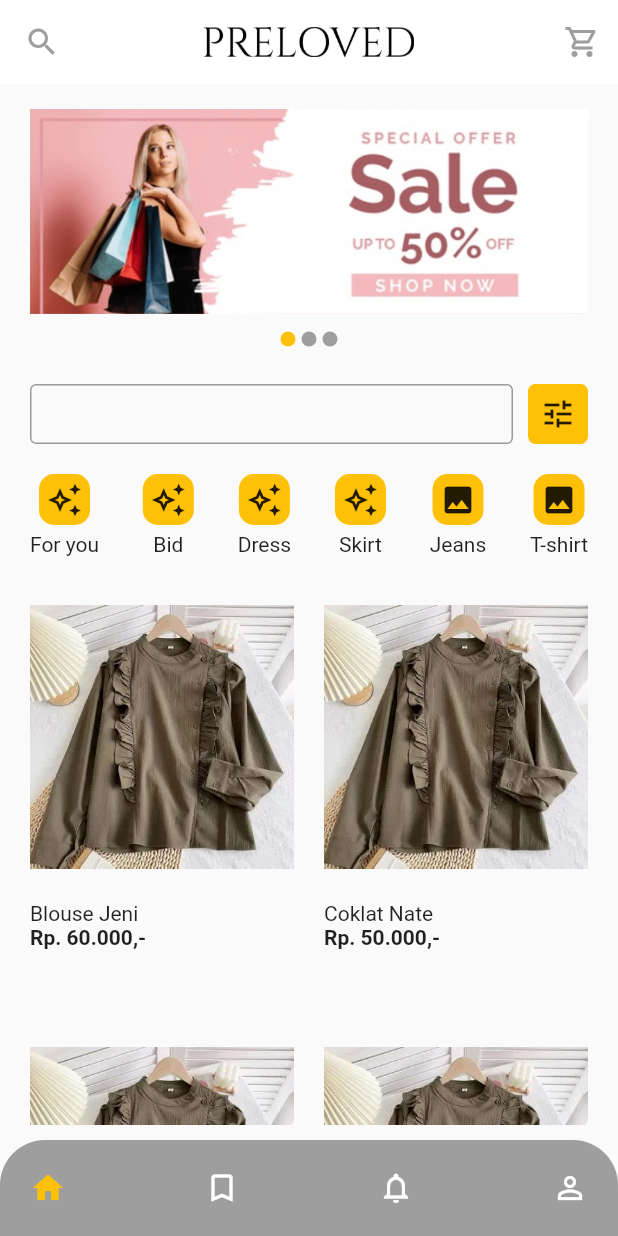
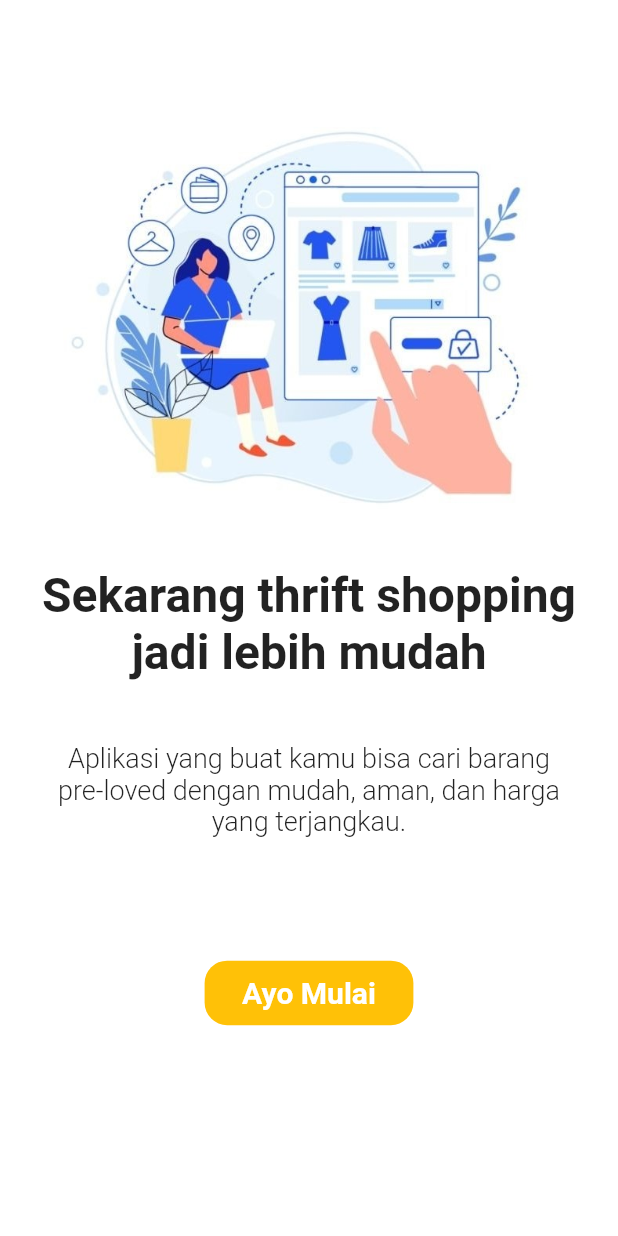
Before and after one commit to WahyuBarkaS/Preloved-PAPB, a Flutter app: the screen it shows after launch, on a phone screen of 412 x 824 dp. Run offline on Flutter 3.47's test engine with Material 2 defaults, Android fonts, the phone set to English and light mode, and no system bars; our stand-ins replace get; Roboto replaces fonts that are missing (poppins).

Commit message:
menambahkan landing page, register page, dan login page + sudah responsif

```diff
--- a/Belajar Flutter/flutter_application_1/lib/main.dart
+++ b/Belajar Flutter/flutter_application_1/lib/main.dart
@@ -1,5 +1,5 @@
 import 'package:flutter/material.dart';
-import 'package:flutter_application_1/pages/tabs/tab_decider.dart';
+import 'package:flutter_application_1/pages/landing_page/landing_page.dart';
 import 'package:get/get.dart';
 import 'package:get/get_navigation/src/root/get_material_app.dart';
 
@@ -17,7 +17,7 @@ class MyApp extends StatelessWidget {
       theme: ThemeData(
         primaryColor: Colors.white,
       ),
-      home: const TabDecider(),
+      home: const LandingPage(),
     );
   }
 }
--- /dev/null
+++ b/Belajar Flutter/flutter_application_1/lib/pages/landing_page/landing_page.dart
@@ -0,0 +1,83 @@
+import 'package:flutter/material.dart';
+import 'package:flutter_application_1/pages/register_page/register_page.dart';
+import 'package:get/get.dart';
+
+class LandingPage extends StatefulWidget {
+  const LandingPage({Key? key}) : super(key: key);
+
+  @override
+  State<LandingPage> createState() => _LandingPageState();
+}
+
+class _LandingPageState extends State<LandingPage> {
+  @override
+  Widget build(BuildContext context) {
+    return Scaffold(
+      backgroundColor: Colors.white,
+      body: SafeArea(
+        child: Container(
+          padding: EdgeInsets.symmetric(horizontal: 20, vertical: 10),
+          child: Column(
+            children: [
+              SizedBox(
+                height: MediaQuery.of(context).size.height * 0.06,
+              ),
+              Image.asset(
+                'assets/ilustrasi1.jpg',
+                height: MediaQuery.of(context).size.height * 0.35,
+              ),
+              SizedBox(
+                height: 30,
+              ),
+              Text(
+                'Sekarang thrift shopping jadi lebih mudah',
+                textAlign: TextAlign.center,
+                style: TextStyle(
+                  fontSize: 32,
+                  fontWeight: FontWeight.w700,
+                ),
+              ),
+              SizedBox(
+                height: MediaQuery.of(context).size.height * 0.05,
+              ),
+              Text(
+                'Aplikasi yang buat kamu bisa cari barang \npre-loved dengan mudah, aman, dan harga yang terjangkau.',
+                textAlign: TextAlign.center,
+                style: TextStyle(
+                  fontSize: 18,
+                  fontWeight: FontWeight.w300,
+                ),
+              ),
+              SizedBox(
+                height: MediaQuery.of(context).size.height * 0.1,
+              ),
+              GestureDetector(
+                onTap: () => Get.off(RegisterPage()),
+                child: Container(
+                  padding: EdgeInsets.symmetric(horizontal: 25, vertical: 10),
+                  decoration: BoxDecoration(
+                    color: Colors.amber,
+                    borderRadius: BorderRadius.circular(15),
+                  ),
+                  child: Column(
+                    children: [
+                      Text(
+                        'Ayo Mulai',
+                        style: TextStyle(
+                          fontFamily: 'poppins',
+                          color: Colors.white,
+                          fontSize: 20,
+                          fontWeight: FontWeight.w700,
+                        ),
+                      )
+                    ],
+                  ),
+                ),
+              )
+            ],
+          ),
+        ),
+      ),
+    );
+  }
+}
--- a/Belajar Flutter/flutter_application_1/lib/pages/tabs/home/home_page.dart
+++ b/Belajar Flutter/flutter_application_1/lib/pages/tabs/home/home_page.dart
@@ -55,6 +55,12 @@ class _HomePageState extends State<HomePage> {
       'title': 'Daleman Fitri',
       'harga': 'Rp. 500.000,-',
       'category': 'Daleman'
+    },
+    {
+      'image': '',
+      'title': 'Kaos Reyhan',
+      'harga': 'Rp. 500.000,-',
+      'category': 'Kaos'
     }
   ];
 
@@ -97,7 +103,7 @@ class _HomePageState extends State<HomePage> {
         backgroundColor: Colors.white,
         title: Image.asset(
           'assets/logo.png',
-          height: 20,
+          height: MediaQuery.of(context).size.height * 0.02,
         ),
         actions: [
           IconButton(
@@ -115,7 +121,8 @@ class _HomePageState extends State<HomePage> {
           child: ListView(
             children: [
               SizedBox(
-                height: 150,
+                //height: 150,
+                height: MediaQuery.of(context).size.height * 0.2,
                 child: PageView.builder(
                     onPageChanged: (value) {
                       setState(() {
@@ -130,7 +137,7 @@ class _HomePageState extends State<HomePage> {
                     }),
               ),
               SizedBox(
-                height: 20,
+                height: MediaQuery.of(context).size.height * 0.05,
                 child: Center(
                   child: ListView.builder(
                     shrinkWrap: true,
@@ -152,13 +159,13 @@ class _HomePageState extends State<HomePage> {
                 ),
               ),
               SizedBox(
-                height: 20,
+                height: MediaQuery.of(context).size.height * 0.03,
               ),
               Row(
                 children: [
                   Expanded(
                     child: SizedBox(
-                      height: 40,
+                      height: MediaQuery.of(context).size.height * 0.05,
                       child: TextField(
                         decoration: InputDecoration(
                           border: OutlineInputBorder(),
@@ -167,11 +174,13 @@ class _HomePageState extends State<HomePage> {
                     ),
                   ),
                   SizedBox(
-                    width: 10,
+                    height: MediaQuery.of(context).size.height * 0.02,
                   ),
                   Container(
-                    height: 40,
-                    width: 40,
+                    //height: 40,
+                    height: MediaQuery.of(context).size.height * 0.05,
+                    //width: 40,
+                    width: MediaQuery.of(context).size.height * 0.05,
                     decoration: BoxDecoration(
                         color: Colors.amber,
                         borderRadius: BorderRadius.circular(5)),
@@ -180,7 +189,8 @@ class _HomePageState extends State<HomePage> {
                 ],
               ),
               SizedBox(
-                height: 20,
+                //height: 20,
+                height: MediaQuery.of(context).size.height * 0.03,
               ),
               Container(
                 child: Row(
@@ -190,7 +200,12 @@ class _HomePageState extends State<HomePage> {
                       child: Column(
                         children: [
                           CategoryButton(
-                            icon: Icon(Icons.auto_awesome_outlined),
+                            selected: categorySelected == '' ? true : false,
+                            image: Image.asset(
+                              'assets/star.png',
+                              //height: 25,
+                              height: MediaQuery.of(context).size.height * 0.03,
+                            ),
                             onPressed: () {
                               setState(() {
                                 categorySelected = '';
@@ -199,7 +214,8 @@ class _HomePageState extends State<HomePage> {
                             },
                           ),
                           SizedBox(
-                            height: 5,
+                            //height: 5,
+                            height: MediaQuery.of(context).size.height * 0.01,
                           ),
                           Text('For you')
                         ],
@@ -209,7 +225,13 @@ class _HomePageState extends State<HomePage> {
                       child: Column(
                         children: [
                           CategoryButton(
-                            icon: Icon(Icons.auto_awesome_outlined),
+                            selected:
+                                categorySelected == 'Blouse' ? true : false,
+                            image: Image.asset(
+                              'assets/bid.png',
+                              //height: 25,
+                              height: MediaQuery.of(context).size.height * 0.03,
+                            ),
                             onPressed: () {
                               setState(() {
                                 categorySelected = 'Blouse';
@@ -218,7 +240,8 @@ class _HomePageState extends State<HomePage> {
                             },
                           ),
                           SizedBox(
-                            height: 5,
+                            //height: 5,
+                            height: MediaQuery.of(context).size.height * 0.01,
                           ),
                           Text('Bid')
                         ],
@@ -228,7 +251,13 @@ class _HomePageState extends State<HomePage> {
                       child: Column(
                         children: [
                           CategoryButton(
-                            icon: Icon(Icons.auto_awesome_outlined),
+                            selected:
+                                categorySelected == 'Coklat' ? true : false,
+                            image: Image.asset(
+                              'assets/dress.png',
+                              //height: 25,
+                              height: MediaQuery.of(context).size.height * 0.03,
+                            ),
                             onPressed: () {
                               setState(() {
                                 categorySelected = 'Coklat';
@@ -237,7 +266,8 @@ class _HomePageState extends State<HomePage> {
                             },
                           ),
                           SizedBox(
-                            height: 5,
+                            //height: 5,
+                            height: MediaQuery.of(context).size.height * 0.01,
                           ),
                           Text('Dress')
                         ],
@@ -247,7 +277,13 @@ class _HomePageState extends State<HomePage> {
                       child: Column(
                         children: [
                           CategoryButton(
-                            icon: Icon(Icons.auto_awesome_outlined),
+                            selected:
+                                categorySelected == 'Jeruk' ? true : false,
+                            image: Image.asset(
+                              'assets/skirt.png',
+                              //height: 25,
+                              height: MediaQuery.of(context).size.height * 0.03,
+                            ),
                             onPressed: () {
                               setState(() {
                                 categorySelected = 'Jeruk';
@@ -256,7 +292,8 @@ class _HomePageState extends State<HomePage> {
                             },
                           ),
                           SizedBox(
-                            height: 5,
+                            //height: 5,
+                            height: MediaQuery.of(context).size.height * 0.01,
                           ),
                           Text('Skirt')
                         ],
@@ -266,7 +303,13 @@ class _HomePageState extends State<HomePage> {
                       child: Column(
                         children: [
                           CategoryButton(
-                            icon: Icon(Icons.photo),
+                            selected:
+                                categorySelected == 'Daleman' ? true : false,
+                            image: Image.asset(
+                              'assets/jeans.png',
+                              //height: 25,
+                              height: MediaQuery.of(context).size.height * 0.03,
+                            ),
                             onPressed: () {
                               setState(() {
                                 categorySelected = 'Daleman';
@@ -275,7 +318,8 @@ class _HomePageState extends State<HomePage> {
                             },
                           ),
                           SizedBox(
-                            height: 5,
+                            //height: 5,
+                            height: MediaQuery.of(context).size.height * 0.01,
                           ),
                           Text('Jeans')
                         ],
@@ -285,16 +329,22 @@ class _HomePageState extends State<HomePage> {
                       child: Column(
                         children: [
                           CategoryButton(
-                            icon: Icon(Icons.photo),
+                            selected: categorySelected == 'Kaos' ? true : false,
+                            image: Image.asset(
+                              'assets/tshirt.png',
+                              //height: 25,
+                              height: MediaQuery.of(context).size.height * 0.03,
+                            ),
                             onPressed: () {
                               setState(() {
-                                categorySelected = 'Daleman';
+                                categorySelected = 'Kaos';
                                 categorySelector();
                               });
                             },
                           ),
                           SizedBox(
-                            height: 5,
+                            //height: 5,
+                            height: MediaQuery.of(context).size.height * 0.01,
                           ),
                           Text('T-shirt')
                         ],
@@ -304,15 +354,16 @@ class _HomePageState extends State<HomePage> {
                 ),
               ),
               SizedBox(
-                height: 20,
+                //height: 20,
+                height: MediaQuery.of(context).size.height * 0.03,
               ),
               GridView.builder(
                   physics: NeverScrollableScrollPhysics(),
                   shrinkWrap: true,
                   gridDelegate: const SliverGridDelegateWithMaxCrossAxisExtent(
                       maxCrossAxisExtent: 200,
-                      childAspectRatio: 3.2 / 5,
-                      crossAxisSpacing: 20,
+                      childAspectRatio: 4 / 5,
+                      crossAxisSpacing: 30,
                       mainAxisSpacing: 20),
                   itemCount: dataCategory.length,
                   itemBuilder: (BuildContext ctx, index) {
@@ -322,14 +373,16 @@ class _HomePageState extends State<HomePage> {
                         children: [
                           Container(
                             //Ganti jadi Gambar
-                            height: 200,
+                            //height: 200,
+                            height: MediaQuery.of(context).size.height * 0.2,
                             decoration: BoxDecoration(
                                 //color: Colors.grey,
                                 borderRadius: BorderRadius.circular(20)),
                             child: Image.asset('assets/blouse.png'),
                           ),
                           SizedBox(
-                            height: 10,
+                            //height: 10,
+                            height: MediaQuery.of(context).size.height * 0.01,
                           ),
                           Text(dataCategory[index]['title']),
                           Text(
@@ -349,9 +402,14 @@ class _HomePageState extends State<HomePage> {
 }
 
 class CategoryButton extends StatelessWidget {
-  final Icon icon;
+  final Image image;
+  final bool selected;
   final VoidCallback onPressed;
-  const CategoryButton({Key? key, required this.icon, required this.onPressed})
+  const CategoryButton(
+      {Key? key,
+      required this.image,
+      required this.onPressed,
+      this.selected = false})
       : super(key: key);
 
   @override
@@ -361,8 +419,9 @@ class CategoryButton extends StatelessWidget {
       child: Container(
         padding: EdgeInsets.symmetric(horizontal: 5, vertical: 5),
         decoration: BoxDecoration(
-            color: Colors.amber, borderRadius: BorderRadius.circular(10)),
-        child: Center(child: icon),
+            color: selected ? Colors.amber : Colors.grey,
+            borderRadius: BorderRadius.circular(10)),
+        child: Center(child: image),
       ),
     );
   }
--- a/Belajar Flutter/flutter_application_1/pubspec.yaml
+++ b/Belajar Flutter/flutter_application_1/pubspec.yaml
@@ -77,6 +77,12 @@ flutter:
     - assets/skirt.png
     - assets/tshirt.png
     - assets/blouse.png
+    - assets/star.png
+    - assets/ilustrasi1.jpg
+    - assets/ilustrasi2.jpg
+    - assets/ilustrasi3.jpg
+    - assets/fb.png
+    - assets/google.png
 
   # An image asset can refer to one or more resolution-specific "variants", see
   # https://flutter.dev/assets-and-images/#resolution-aware
```
Also changed, not shown: Belajar Flutter/flutter_application_1/lib/pages/login_page/login_page.dart (added, +178 -0 lines), Belajar Flutter/flutter_application_1/lib/pages/register_page/register_page.dart (added, +143 -0 lines), Belajar Flutter/flutter_application_1/assets/fb.png (added), Belajar Flutter/flutter_application_1/assets/google.png (added), Belajar Flutter/flutter_application_1/assets/ilustrasi1.jpg (added), Belajar Flutter/flutter_application_1/assets/ilustrasi2.jpg (added), Belajar Flutter/flutter_application_1/assets/ilustrasi3.jpg (added), Belajar Flutter/flutter_application_1/assets/star.png (added).
